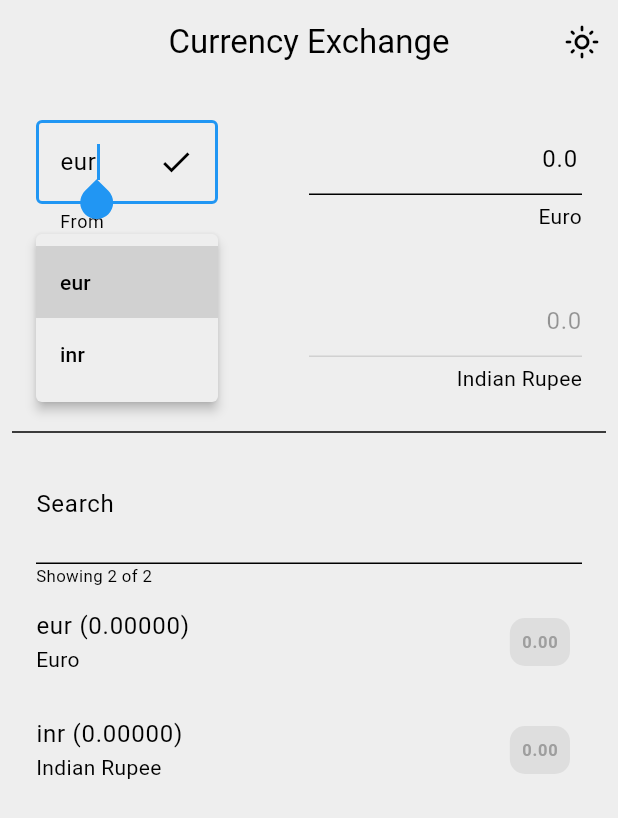
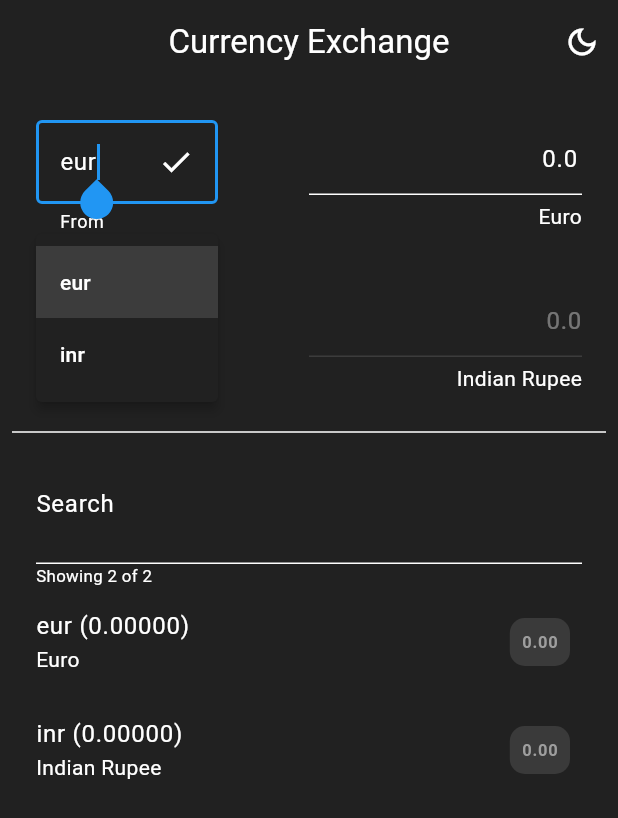
Before and after one commit to sunnydodti/currency_converter, a Flutter app: the screen it shows after launch, after a tap on "eur", on a phone screen of 412 x 824 dp. Shown: the top 818 px of the screen. Run offline on Flutter 3.47's test engine with Material 3 defaults, Android fonts, the phone set to English and light mode, and no system bars; our stand-ins replace hive_ce, hive_ce_flutter, shared_preferences; accounts and stored records are empty; network calls fail.

Commit message:
dark mode toggle

```diff
--- a/lib/data/constants.dart
+++ b/lib/data/constants.dart
@@ -8,4 +8,5 @@ class Constants {
   static String  currenciesList = 'currenciesList';
 
   static String exchangeRates = 'exchangeRates';
+  static String  isDarkMode = 'isDarkMode';
 }
--- /dev/null
+++ b/lib/data/theme_provider.dart
@@ -0,0 +1,25 @@
+import 'package:currency_converter/data/theme.dart';
+import 'package:flutter/material.dart';
+import 'package:hive_ce/hive.dart';
+
+import 'constants.dart';
+
+class ThemeProvider extends ChangeNotifier {
+  Box box = Hive.box(Constants.box);
+  bool _isDarkMode = true;
+  ThemeData _theme = darkTheme;
+
+  ThemeProvider() {
+    _isDarkMode = box.get(Constants.isDarkMode, defaultValue: true);
+    _theme = _isDarkMode ? darkTheme : lightTheme;
+  }
+
+  ThemeData get theme => _theme;
+
+  void toggleTheme() {
+    _isDarkMode = !_isDarkMode;
+    box.put(Constants.isDarkMode, _isDarkMode);
+    _theme = _isDarkMode ? darkTheme : lightTheme;
+    notifyListeners();
+  }
+}
--- a/lib/main.dart
+++ b/lib/main.dart
@@ -1,13 +1,19 @@
-import 'package:currency_converter/data/theme.dart';
 import 'package:currency_converter/pages/search_page.dart';
 import 'package:flutter/material.dart';
+import 'package:provider/provider.dart';
 
+import 'data/theme_provider.dart';
 import 'service/startup_service.dart';
 
 void main() async {
   WidgetsFlutterBinding.ensureInitialized();
   await StartupService.init();
-  runApp(const MyApp());
+  runApp(MultiProvider(
+    providers: [
+      ChangeNotifierProvider(create: (_) => ThemeProvider()),
+    ],
+    child: const MyApp(),
+  ));
 }
 
 class MyApp extends StatelessWidget {
@@ -16,9 +22,8 @@ class MyApp extends StatelessWidget {
   @override
   Widget build(BuildContext context) {
     return MaterialApp(
-      title: 'Flutter Demo',
-      theme: lightTheme,
-      darkTheme: darkTheme,
+      title: 'Currency Converter',
+      theme: context.watch<ThemeProvider>().theme,
       home: const SearchPage(),
     );
   }
--- a/lib/pages/search_page.dart
+++ b/lib/pages/search_page.dart
@@ -5,8 +5,10 @@ import 'package:currency_converter/widgets/currency_tile.dart';
 import 'package:flutter/material.dart';
 import 'package:flutter/services.dart';
 import 'package:hive_ce/hive.dart';
+import 'package:provider/provider.dart';
 
 import '../data/constants.dart';
+import '../data/theme_provider.dart';
 import '../models/currency_code.dart';
 import '../service/api_service.dart';
 import '../widgets/colored_button.dart';
@@ -58,17 +60,8 @@ class _SearchPageState extends State<SearchPage> {
 
   @override
   Widget build(BuildContext context) {
-    Icon icon = Theme.of(context).brightness == Brightness.light
-        ? Icon(Icons.light_mode_outlined)
-        : Icon(Icons.dark_mode_outlined);
     return Scaffold(
-      appBar: AppBar(
-        title: Text("Currency Exchange"),
-        centerTitle: true,
-        actions: [
-          IconButton(onPressed: () {}, icon: icon),
-        ],
-      ),
+      appBar: _buildAppBar(),
       body: Padding(
         padding: const EdgeInsets.all(8.0),
         child: Column(
@@ -80,6 +73,23 @@ class _SearchPageState extends State<SearchPage> {
           ],
         ),
       ),
+    );
+  }
+
+  AppBar _buildAppBar() {
+    Icon icon = Theme.of(context).brightness == Brightness.light
+        ? Icon(Icons.light_mode_outlined)
+        : Icon(Icons.dark_mode_outlined);
+    return AppBar(
+      title: Text("Currency Exchange"),
+      centerTitle: true,
+      actions: [
+        IconButton(
+            onPressed: () {
+              context.read<ThemeProvider>().toggleTheme();
+            },
+            icon: icon),
+      ],
     );
   }
 
@@ -162,8 +172,8 @@ class _SearchPageState extends State<SearchPage> {
                 ),
                 Row(
                   children: [
-                    _selectSearchButton(currency),
-                    _selectResultButton(currency),
+                    _selectFromButton(currency),
+                    _selectToButton(currency),
                   ],
                 )
               ],
@@ -172,7 +182,7 @@ class _SearchPageState extends State<SearchPage> {
         });
   }
 
-  Expanded _selectResultButton(CurrencyCode currency) {
+  Expanded _selectToButton(CurrencyCode currency) {
     return Expanded(
         child: ElevatedButton(
             onPressed: () async {
@@ -189,7 +199,7 @@ class _SearchPageState extends State<SearchPage> {
             )));
   }
 
-  Expanded _selectSearchButton(CurrencyCode currency) {
+  Expanded _selectFromButton(CurrencyCode currency) {
     return Expanded(
         child: ElevatedButton(
             onPressed: () {
--- a/pubspec.yaml
+++ b/pubspec.yaml
@@ -13,6 +13,7 @@ dependencies:
   hive_ce: ^2.10.1
   hive_ce_flutter: ^2.2.0
   http: ^1.3.0
+  provider: ^6.1.2
   shared_preferences: ^2.5.2
 
 dev_dependencies:
```
Also changed, not shown: pubspec.lock.
